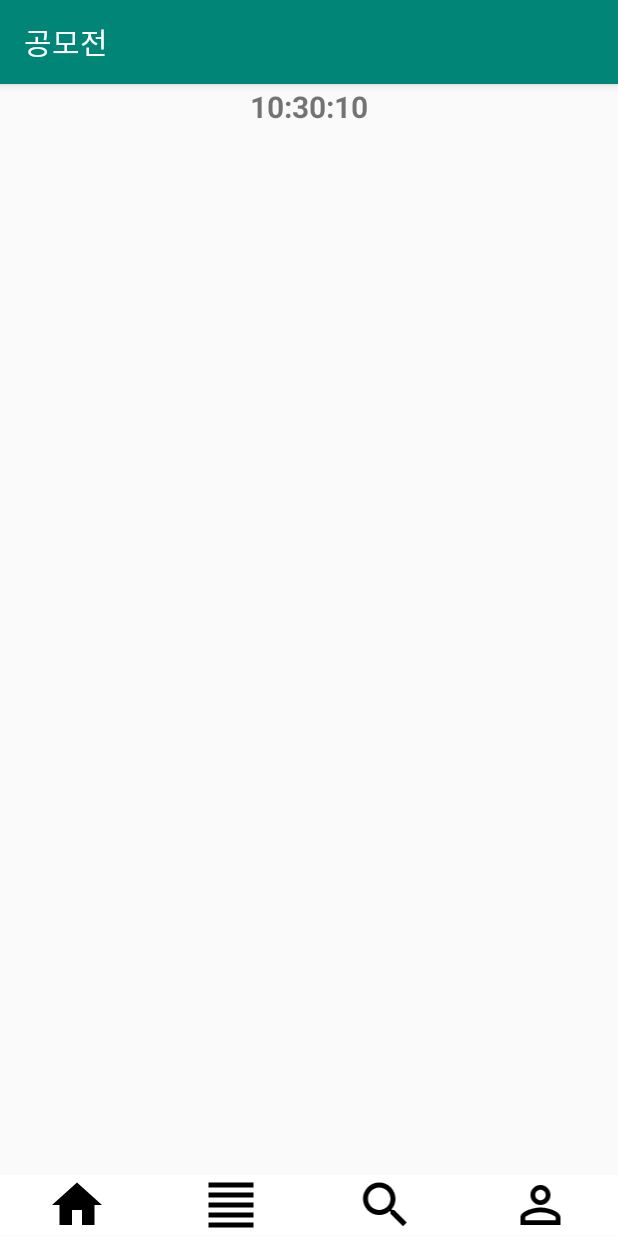
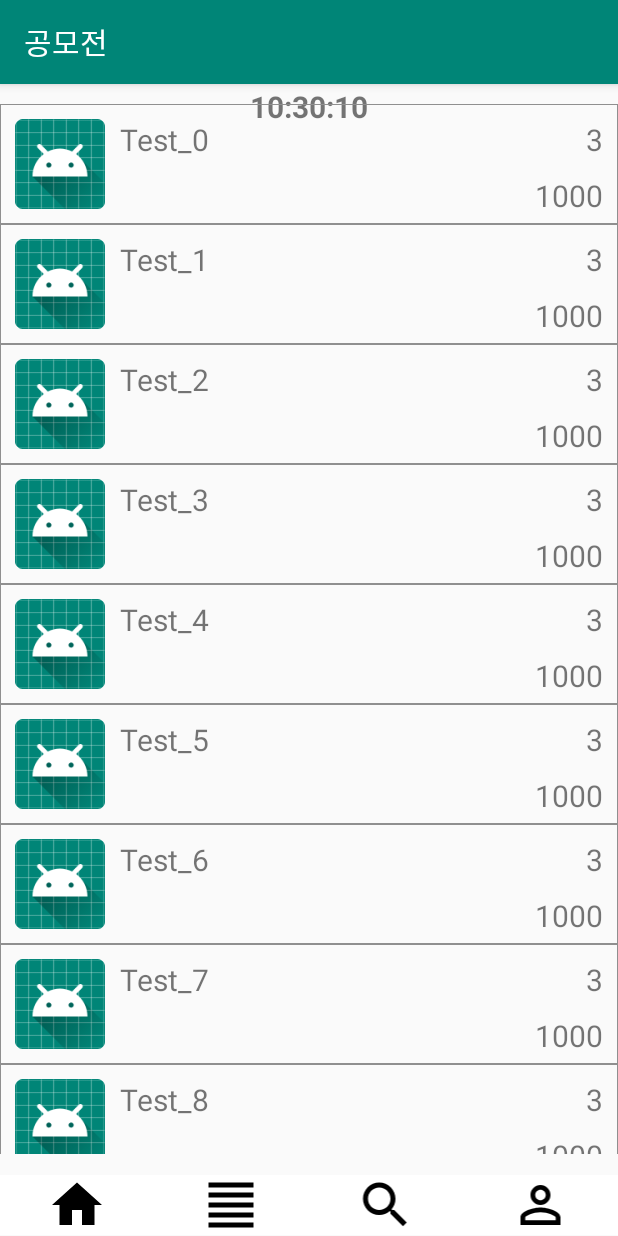
Before and after one commit to VanSubstance/projectTemp, an Android app: the fragment sellerUIToday placed in its activity, on a phone screen of 412 x 824 dp. Run offline under Robolectric (Android 15) with nearby library versions, the phone set to English and light mode, and no system bars.

Commit message:
상품 창 생성
- 상품창 기본 틀 형성

```diff
--- a/app/src/main/java/com/example/contest/productElement.kt
+++ b/app/src/main/java/com/example/contest/productElement.kt
@@ -13,6 +13,11 @@ class productElement() {
     var soldTime : String = ""
     var soldDate : String = ""
 
+    constructor(title: String) : this() {
+        this.title = title
+        this.price = 1000
+        this.quantity = 3
+    }
     // 등록시
     private fun setInfo(title: String, price : Int, quantity : Int, ctgr : Array<String>) {
         this.title = title
--- /dev/null
+++ b/app/src/main/java/com/example/contest/productElementAdapter.kt
@@ -0,0 +1,26 @@
+package com.example.contest
+
+import android.content.Context
+import android.view.LayoutInflater
+import android.view.View
+import android.view.ViewGroup
+import android.widget.ImageView
+import android.widget.TextView
+import androidx.recyclerview.widget.RecyclerView
+
+class productElementAdapter(val productElementList: ArrayList<productElement>, val context: Context) : RecyclerView.Adapter<productElementViewHolder>() {
+
+    override fun onCreateViewHolder(parent: ViewGroup, viewType: Int): productElementViewHolder {
+        val view = LayoutInflater.from(context).inflate(R.layout.product_element, parent, false)
+        return productElementViewHolder(view)
+    }
+
+    override fun getItemCount(): Int {
+        return productElementList.size
+    }
+
+    override fun onBindViewHolder(holder: productElementViewHolder, position: Int) {
+        holder.bind(productElementList[position], context)
+    }
+
+}
--- /dev/null
+++ b/app/src/main/java/com/example/contest/productElementViewHolder.kt
@@ -0,0 +1,23 @@
+package com.example.contest
+
+import android.content.Context
+import android.view.View
+import android.widget.ImageView
+import android.widget.TextView
+import androidx.recyclerview.widget.RecyclerView
+
+class productElementViewHolder(elementView : View) : RecyclerView.ViewHolder(elementView) {
+    val productImage = elementView.findViewById<ImageView>(R.id.productImage)
+    val productTitle = elementView.findViewById<TextView>(R.id.productTitle)
+    val productPrice = elementView.findViewById<TextView>(R.id.productPrice)
+    val productQuan = elementView.findViewById<TextView>(R.id.productQuan)
+
+    fun bind (productElements : productElement, context : Context) {
+
+        productImage?.setImageResource(R.mipmap.ic_launcher)
+        productTitle?.text = productElements.title
+        productPrice?.text = productElements.price.toString()
+        productQuan?.text = productElements.quantity.toString()
+
+    }
+}
--- a/app/src/main/java/com/example/contest/sellerUIToday.kt
+++ b/app/src/main/java/com/example/contest/sellerUIToday.kt
@@ -5,15 +5,41 @@ import android.view.LayoutInflater
 import android.view.View
 import android.view.ViewGroup
 import androidx.fragment.app.Fragment
+import androidx.recyclerview.widget.LinearLayoutManager
+import kotlinx.android.synthetic.main.seller_ui_today.*
 
 class sellerUIToday : Fragment() {
+
+    private lateinit var productElementList: ArrayList<productElement>
+    private val linearLayoutManager by lazy { LinearLayoutManager(context) }
+    private lateinit var adapter: productElementAdapter
+
+    companion object {
+        fun newInstance(): sellerUIToday {
+            return sellerUIToday()
+        }
+    }
 
     override fun onCreateView(inflater: LayoutInflater,container: ViewGroup?,savedInstanceState: Bundle?): View? {
         val view = inflater.inflate(R.layout.seller_ui_today, container, false)
 
-
-
-
         return view
     }
+
+    override fun onActivityCreated(savedInstanceState: Bundle?) {
+        super.onActivityCreated(savedInstanceState)
+
+        sellerUIHomeRecyclerView.layoutManager = linearLayoutManager
+
+        productElementList = ArrayList()
+
+        for (i in 0 until 20) {
+            val element = productElement("Test_$i")
+            productElementList.add(element)
+        }
+        adapter = productElementAdapter(productElementList, requireContext())
+        sellerUIHomeRecyclerView.adapter = adapter
+
+    }
+
 }
--- /dev/null
+++ b/app/src/main/res/drawable/element_border.xml
@@ -0,0 +1,11 @@
+<?xml version="1.0" encoding="utf-8"?>
+<selector xmlns:android="http://schemas.android.com/apk/res/android">
+    <item>
+        <shape
+            android:shape="rectangle">
+            <stroke
+                android:width="0.5dp"
+                android:color="#8f8f8f" />
+        </shape>
+    </item>
+</selector>
--- /dev/null
+++ b/app/src/main/res/layout/product_element.xml
@@ -0,0 +1,59 @@
+<?xml version="1.0" encoding="utf-8"?>
+<androidx.constraintlayout.widget.ConstraintLayout
+    xmlns:android="http://schemas.android.com/apk/res/android"
+    xmlns:app="http://schemas.android.com/apk/res-auto"
+    xmlns:tools="http://schemas.android.com/tools"
+    android:layout_width="match_parent"
+    android:layout_height="80dp"
+    android:background="@drawable/element_border"
+    >
+
+    <ImageView
+        android:id="@+id/productImage"
+        app:layout_constraintTop_toTopOf="parent"
+        app:layout_constraintLeft_toLeftOf="parent"
+        android:layout_width="60dp"
+        android:layout_height="60dp"
+        android:layout_marginTop="10dp"
+        android:layout_marginLeft="10dp"
+        tools:layout_editor_absoluteX="27dp"
+        tools:layout_editor_absoluteY="16dp"
+        tools:srcCompat="@tools:sample/avatars" />
+
+    <TextView
+        android:id="@+id/productTitle"
+        app:layout_constraintTop_toTopOf="parent"
+        app:layout_constraintLeft_toRightOf="@id/productImage"
+        android:layout_width="wrap_content"
+        android:layout_height="wrap_content"
+        android:text="이름"
+        android:layout_marginTop="10dp"
+        android:layout_marginLeft="10dp"
+        android:textSize="20dp"
+        />
+
+    <TextView
+        android:id="@+id/productPrice"
+        app:layout_constraintTop_toBottomOf="@id/productQuan"
+        app:layout_constraintRight_toRightOf="parent"
+        android:layout_width="wrap_content"
+        android:layout_height="wrap_content"
+        android:text="가격"
+        android:layout_marginTop="10dp"
+        android:layout_marginRight="10dp"
+        android:textSize="20dp"
+        />
+
+    <TextView
+        android:id="@+id/productQuan"
+        app:layout_constraintTop_toTopOf="parent"
+        app:layout_constraintRight_toRightOf="@id/productPrice"
+        android:layout_width="wrap_content"
+        android:layout_height="wrap_content"
+        android:text="양"
+        android:layout_marginTop="10dp"
+        android:layout_marginLeft="10dp"
+        android:textSize="20dp"
+        />
+
+</androidx.constraintlayout.widget.ConstraintLayout>
--- a/app/src/main/res/layout/seller_ui_today.xml
+++ b/app/src/main/res/layout/seller_ui_today.xml
@@ -6,6 +6,7 @@
 
 
     <androidx.recyclerview.widget.RecyclerView
+        android:id="@+id/sellerUIHomeRecyclerView"
         android:layout_width="match_parent"
         android:layout_height="700dp" />
 
```
Also changed, not shown: app/src/main/java/com/example/contest/sellerUIMain.kt (line endings or trailing spaces).
